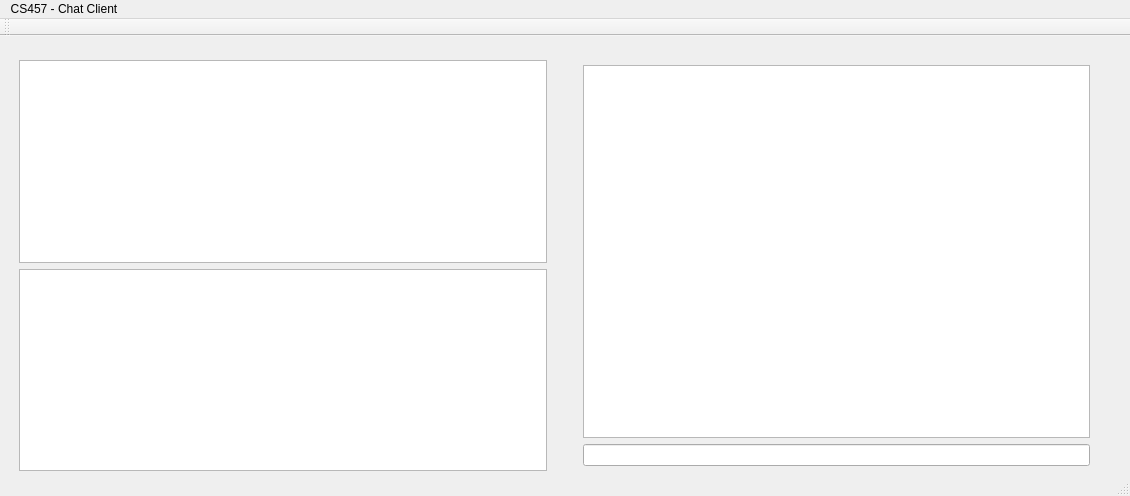
This is GUI/cs457_client/mainwindow.ui in ikegentz/cs457 as Qt 5 draws it before an edit. The edited form follows.
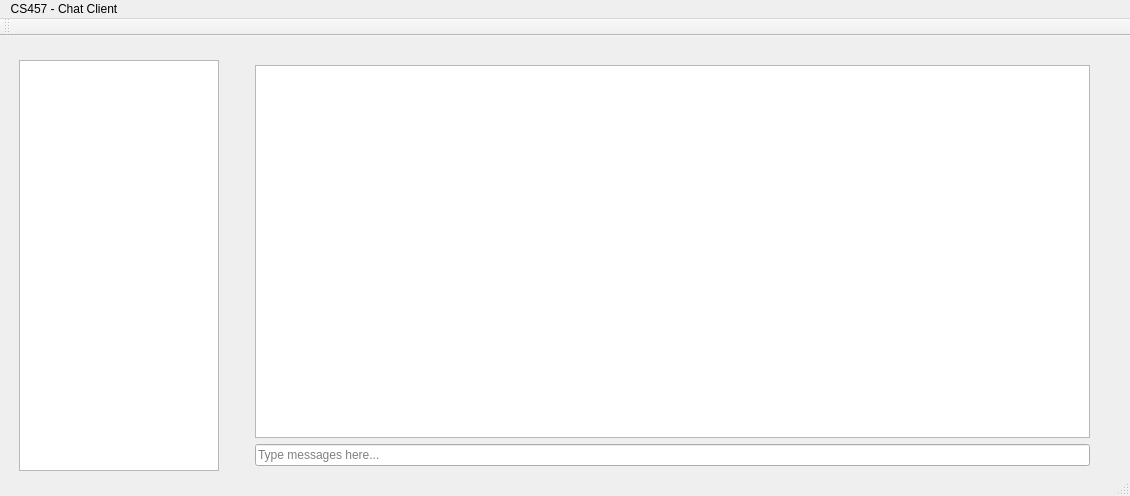
This is the edited form.

Commit message: Have messages that you type appearing in the display box. Just need to add SERVER commands to display box and messages from other users. This will involve just getting this ferakin signal and slot working

Diff of the .ui file:
```diff
--- a/GUI/cs457_client/mainwindow.ui
+++ b/GUI/cs457_client/mainwindow.ui
@@ -38,11 +38,18 @@
      </property>
      <item>
       <layout class="QVBoxLayout" name="channelsAndUsersLayout">
+       <property name="sizeConstraint">
+        <enum>QLayout::SetMaximumSize</enum>
+       </property>
        <item>
-        <widget class="QListWidget" name="channelsList"/>
-       </item>
-       <item>
-        <widget class="QListWidget" name="listWidget_2"/>
+        <widget class="QListWidget" name="channelsList">
+         <property name="maximumSize">
+          <size>
+           <width>200</width>
+           <height>16777215</height>
+          </size>
+         </property>
+        </widget>
        </item>
       </layout>
      </item>
@@ -81,7 +88,11 @@
         </widget>
        </item>
        <item>
-        <widget class="QLineEdit" name="inputBox"/>
+        <widget class="QLineEdit" name="inputBox">
+         <property name="placeholderText">
+          <string>Type messages here...</string>
+         </property>
+        </widget>
        </item>
       </layout>
      </item>
```
The commit also changes 3 other files.
